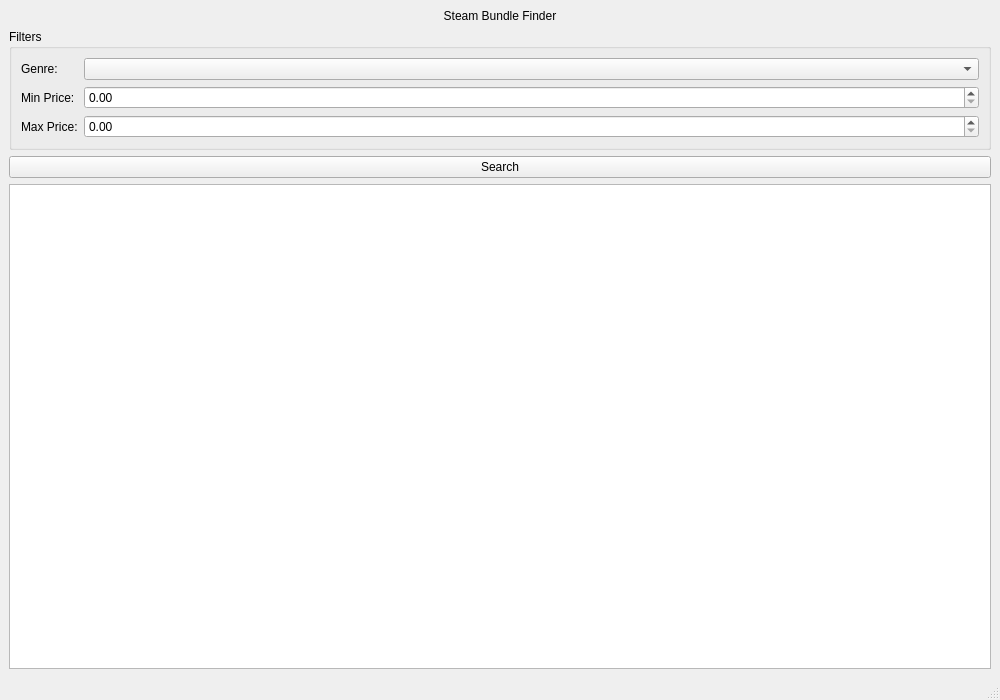
Old version of the form UI/Window.ui in the repository zbon0830/SteamGameFinder.
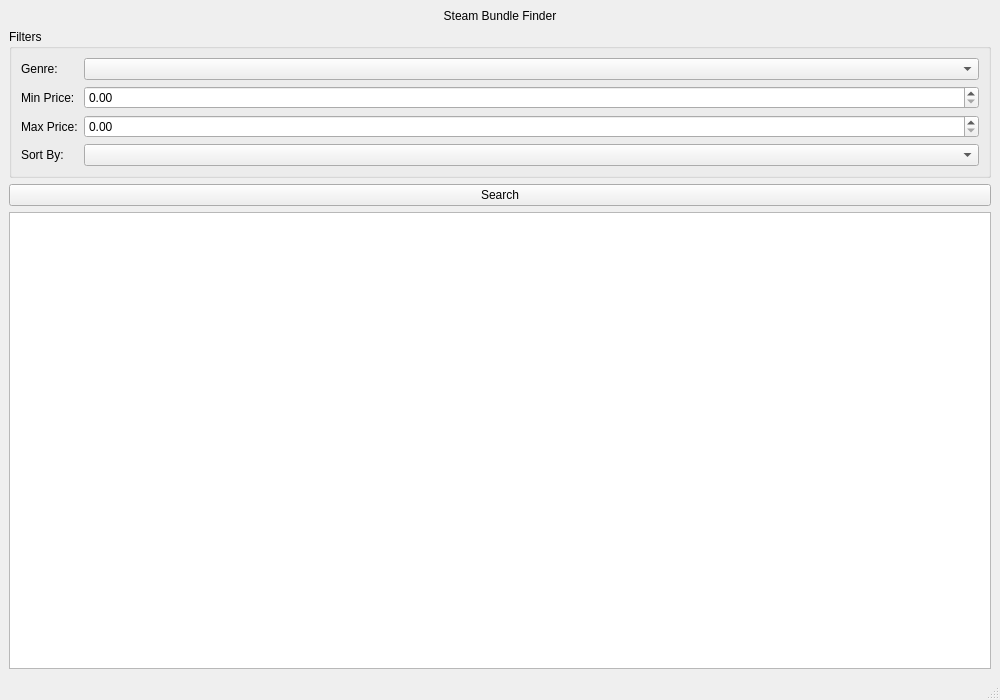
New version of the form.

Commit message: Plugging in UI functions

The edit to the form file:
```diff
--- a/UI/Window.ui
+++ b/UI/Window.ui
@@ -72,6 +72,17 @@
                                     </property>
                                 </widget>
                             </item>
+
+                            <item row="3" column="0">
+                                <widget class="QLabel" name="sortLabel">
+                                    <property name="text">
+                                        <string>Sort By:</string>
+                                    </property>
+                                </widget>
+                            </item>
+                            <item row="3" column="1">
+                                <widget class="QComboBox" name="sortComboBox"/>
+                            </item>
                         </layout>
                     </widget>
                 </item>
```
Left out of the diff: 2 changed lines with no effect on the pictures. The commit also changes 7 other files.
